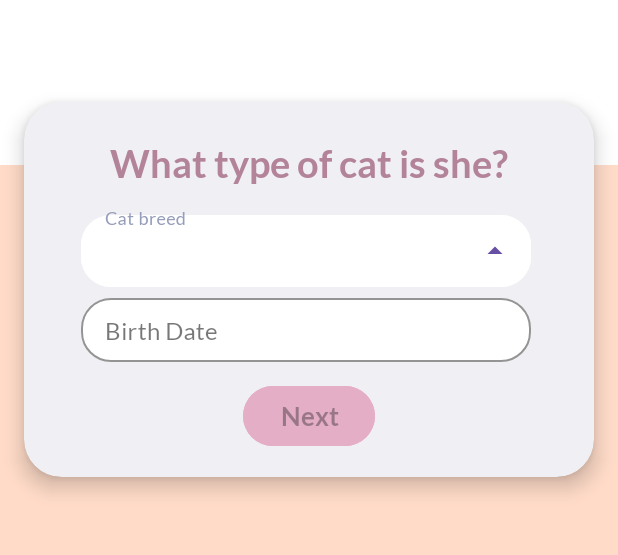
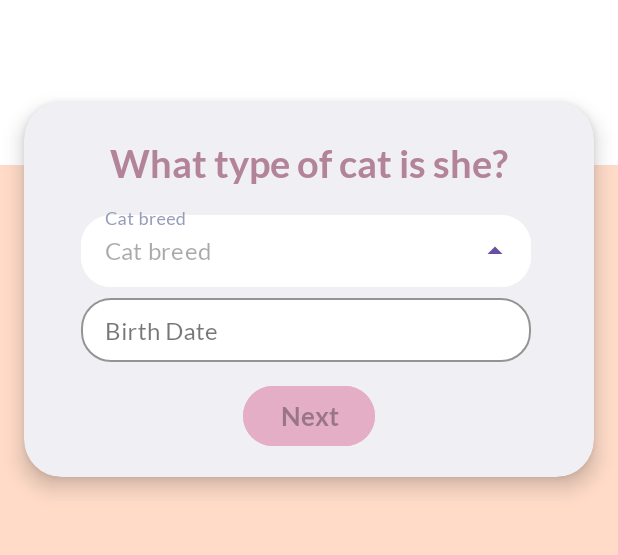
Before and after one commit to twqDaniell/PawPlan, an Android app built with Jetpack Compose: the RegisterPetBreedFragment screen opened through its navigation route, after a tap on an icon or button, on a phone screen of 412 x 824 dp, the part 329-884 px from its top. Run offline under Robolectric (Android 15) with nearby library versions, the phone set to English and light mode, and no system bars; 1 statement that could not run was skipped.

Commit message:
register pet breed right breed

```diff
--- a/app/src/main/java/com/example/pawplan/register/RegisterPetBreedFragment.kt
+++ b/app/src/main/java/com/example/pawplan/register/RegisterPetBreedFragment.kt
@@ -43,16 +43,18 @@ class RegisterPetBreedFragment : Fragment() {
         val breedAutoComplete = view.findViewById<MaterialAutoCompleteTextView>(R.id.breedAutocomplete)
         val birthDateInput = view.findViewById<TextInputEditText>(R.id.birthDateInputEdit)
         val nextButton = view.findViewById<Button>(R.id.nameNextButton)
-        val title = view.findViewById<TextView>(R.id.textViewBreed)
+        val title = view.findViewById<TextView>(R.id.textViewBreed1)
         viewModel = ViewModelProvider(requireActivity()).get(RegistrationViewModel::class.java)
 
         if(viewModel.petType == "dog") {
+            breedAutoComplete.hint = "Dog breed"
             if(viewModel.petGender == "He") {
                 title.text = "What type of dog is he?"
             } else {
                 title.text = "What type of dog is she?"
             }
         } else {
+            breedAutoComplete.hint = "Cat breed"
             if(viewModel.petGender == "He") {
                 title.text = "What type of cat is he?"
             } else {
--- a/app/src/main/res/layout/fragment_register_pet_breed.xml
+++ b/app/src/main/res/layout/fragment_register_pet_breed.xml
@@ -93,7 +93,7 @@
             android:layout_height="match_parent">
 
             <TextView
-                android:id="@+id/textViewBreed"
+                android:id="@+id/textViewBreed1"
                 android:layout_width="wrap_content"
                 android:layout_height="wrap_content"
                 android:text="What type of cat is he?"
```
